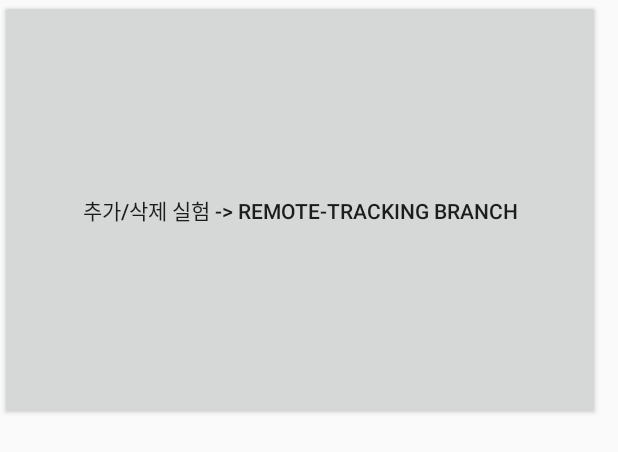
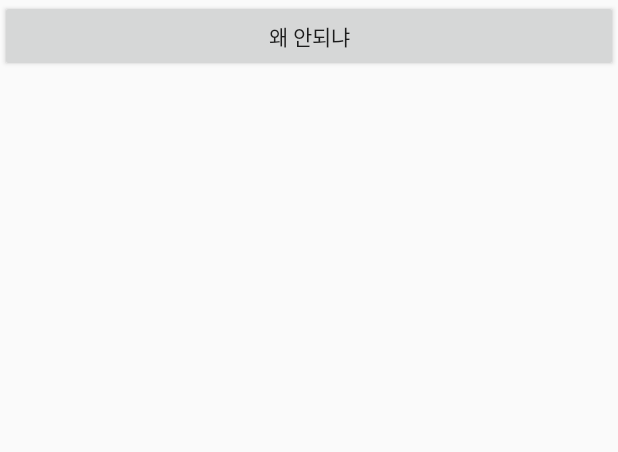
Before and after one commit to kimhyooo/Quiz_Midterm, an Android app: the layout test2.xml on its own in the app's theme, with its tools: preview values and no code run, on a phone screen of 412 x 824 dp. Shown: the top 452 px of the screen. Run offline under Robolectric (Android 15) with nearby library versions, the phone set to English and light mode, and no system bars.

```diff
--- a/app/src/main/res/layout/test2.xml
+++ b/app/src/main/res/layout/test2.xml
@@ -4,9 +4,9 @@
     android:layout_height="match_parent">
 
     <Button
-        android:layout_width="400dp"
-        android:layout_height="280dp"
-        android:text="추가/삭제 실험 -> remote-tracking branch">
+        android:layout_width="match_parent"
+        android:layout_height="wrap_content"
+        android:text="왜 안되냐">
 
     </Button>
 </LinearLayout>
```
